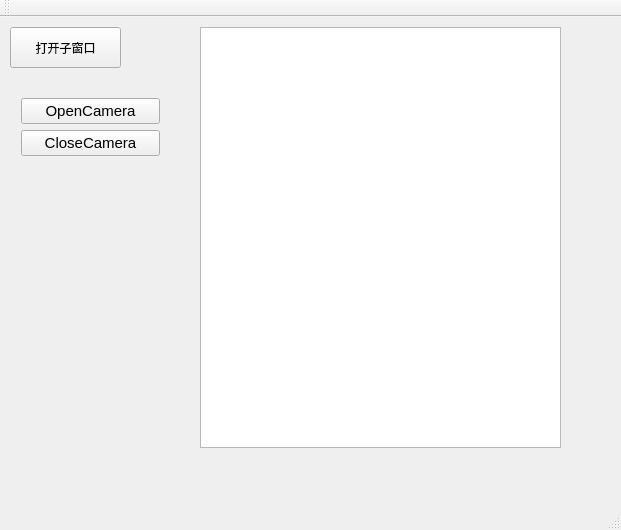
Above: winware/winware.ui from TelJiang/winware before the change. Below: the same form after it.
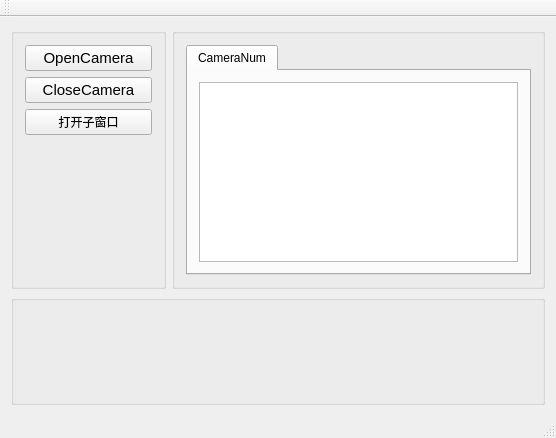
That is the form after the change.

Commit message: 练习的美化一下ui界面

Diff of the .ui file:
```diff
--- a/winware/winware.ui
+++ b/winware/winware.ui
@@ -6,36 +6,31 @@
    <rect>
     <x>0</x>
     <y>0</y>
-    <width>621</width>
-    <height>530</height>
+    <width>556</width>
+    <height>438</height>
    </rect>
   </property>
   <property name="windowTitle">
    <string>winware</string>
   </property>
   <widget class="QWidget" name="centralWidget">
-   <widget class="QPushButton" name="pushButton">
-    <property name="geometry">
-     <rect>
-      <x>10</x>
-      <y>10</y>
-      <width>111</width>
-      <height>41</height>
-     </rect>
-    </property>
-    <property name="text">
-     <string>打开子窗口</string>
-    </property>
-   </widget>
-   <widget class="QWidget" name="verticalLayoutWidget">
-    <property name="geometry">
-     <rect>
-      <x>10</x>
-      <y>70</y>
-      <width>161</width>
-      <height>81</height>
-     </rect>
-    </property>
+   <layout class="QGridLayout" name="gridLayout">
+    <item row="0" column="0">
+     <widget class="QGroupBox" name="groupBox">
+      <property name="enabled">
+       <bool>true</bool>
+      </property>
+      <property name="minimumSize">
+       <size>
+        <width>155</width>
+        <height>221</height>
+       </size>
+      </property>
+      <property name="title">
+       <string/>
+      </property>
+      <layout class="QVBoxLayout" name="verticalLayout_2" stretch="1,1,3">
+       <item>
     <layout class="QVBoxLayout" name="verticalLayout">
      <item>
       <widget class="QPushButton" name="OpenCamera">
@@ -62,17 +57,74 @@
       </widget>
      </item>
     </layout>
-   </widget>
-   <widget class="QTextBrowser" name="CameraBrowser">
-    <property name="geometry">
-     <rect>
-      <x>200</x>
-      <y>10</y>
-      <width>361</width>
-      <height>421</height>
-     </rect>
-    </property>
-   </widget>
+       </item>
+       <item>
+        <widget class="QPushButton" name="pushButton">
+         <property name="text">
+          <string>打开子窗口</string>
+         </property>
+        </widget>
+       </item>
+       <item>
+        <widget class="QLabel" name="label">
+         <property name="text">
+          <string/>
+         </property>
+        </widget>
+       </item>
+      </layout>
+     </widget>
+    </item>
+    <item row="1" column="0" colspan="2">
+     <widget class="QGroupBox" name="groupBox_3">
+      <property name="minimumSize">
+       <size>
+        <width>472</width>
+        <height>110</height>
+       </size>
+      </property>
+      <property name="title">
+       <string/>
+      </property>
+     </widget>
+    </item>
+    <item row="0" column="1">
+     <widget class="QGroupBox" name="groupBox_2">
+      <property name="minimumSize">
+       <size>
+        <width>311</width>
+        <height>221</height>
+       </size>
+      </property>
+      <property name="title">
+       <string/>
+      </property>
+      <layout class="QGridLayout" name="gridLayout_2">
+       <item row="0" column="0">
+        <widget class="QTabWidget" name="tabWidget">
+         <property name="currentIndex">
+          <number>0</number>
+         </property>
+         <widget class="QWidget" name="tab_2">
+          <attribute name="title">
+           <string>CameraNum</string>
+          </attribute>
+          <layout class="QGridLayout" name="gridLayout_3">
+           <item row="0" column="0">
+            <widget class="QPlainTextEdit" name="CameraTextEdit">
+             <property name="readOnly">
+              <bool>true</bool>
+             </property>
+            </widget>
+           </item>
+          </layout>
+         </widget>
+        </widget>
+       </item>
+      </layout>
+     </widget>
+    </item>
+   </layout>
   </widget>
   <widget class="QMenuBar" name="menuBar">
    <property name="geometry">
```
Left out of the diff: 2 changed lines with no effect on the pictures. Lines whose indentation alone changed are shown as unchanged. The commit also changes 3 other files.
